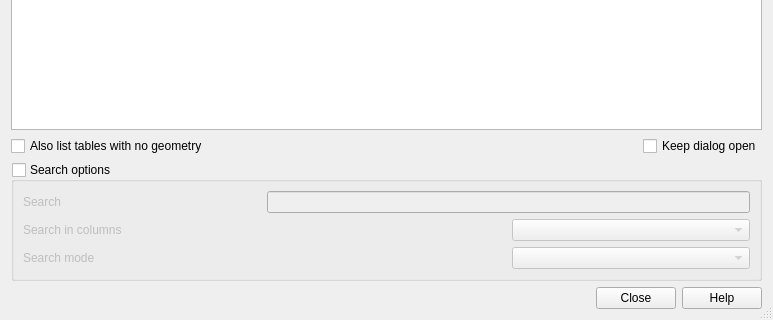
The window that src/ui/qgsdbsourceselectbase.ui (carsmie/QGIS) describes before a commit, drawn with Qt 5; both pictures show x 0 to 773 and y 156 to 476 of the 773 by 476 pixel window.
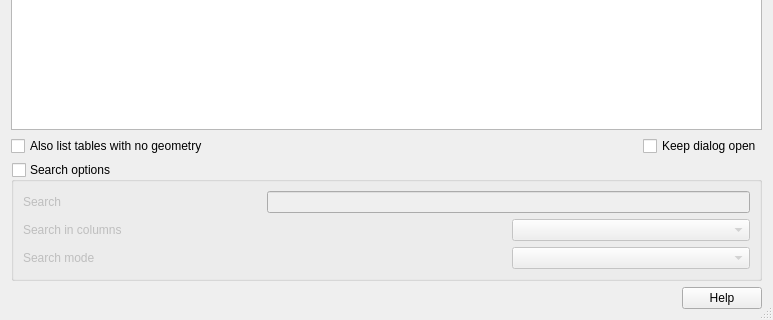
The same window after the commit. Icons and pictures are not drawn.

Commit message:
Move the buttons and connections into the base class
This was a small refactoring to homogenize the
dialogs buttons and add an Ok/Add button bar.

What changed in the file:
```diff
--- a/src/ui/qgsdbsourceselectbase.ui
+++ b/src/ui/qgsdbsourceselectbase.ui
@@ -250,7 +250,7 @@
    <item row="4" column="0">
     <widget class="QDialogButtonBox" name="buttonBox">
      <property name="standardButtons">
-      <set>QDialogButtonBox::Close|QDialogButtonBox::Help</set>
+      <set>QDialogButtonBox::Help</set>
      </property>
     </widget>
    </item>
```
The commit also changes 32 other files.
